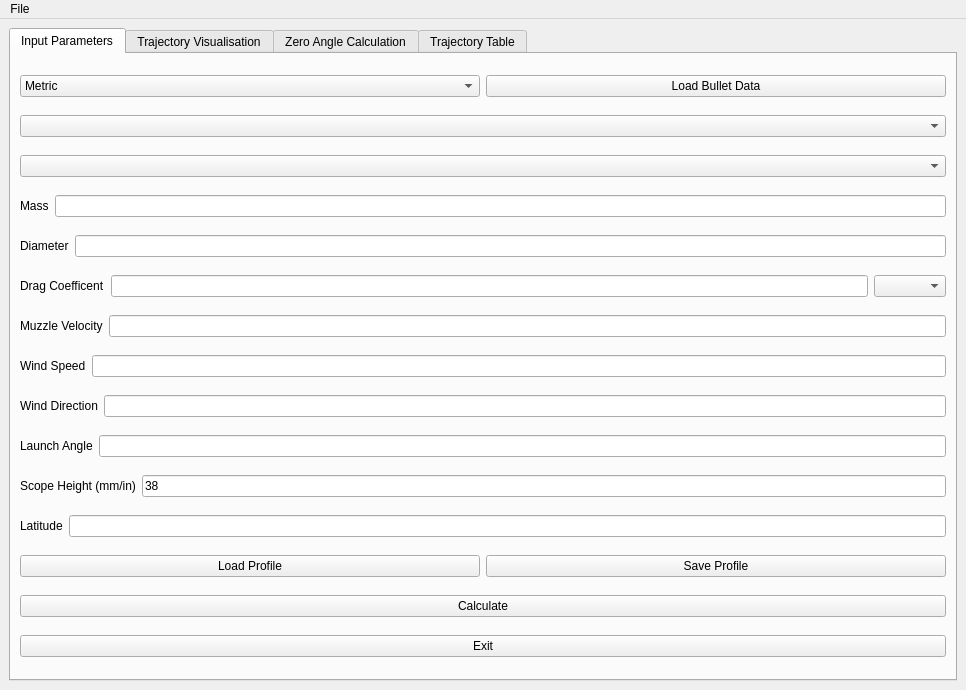
Before: the Qt Designer form mainwindow.ui in bogflap/BallisticCalculator, drawn with Qt 5.
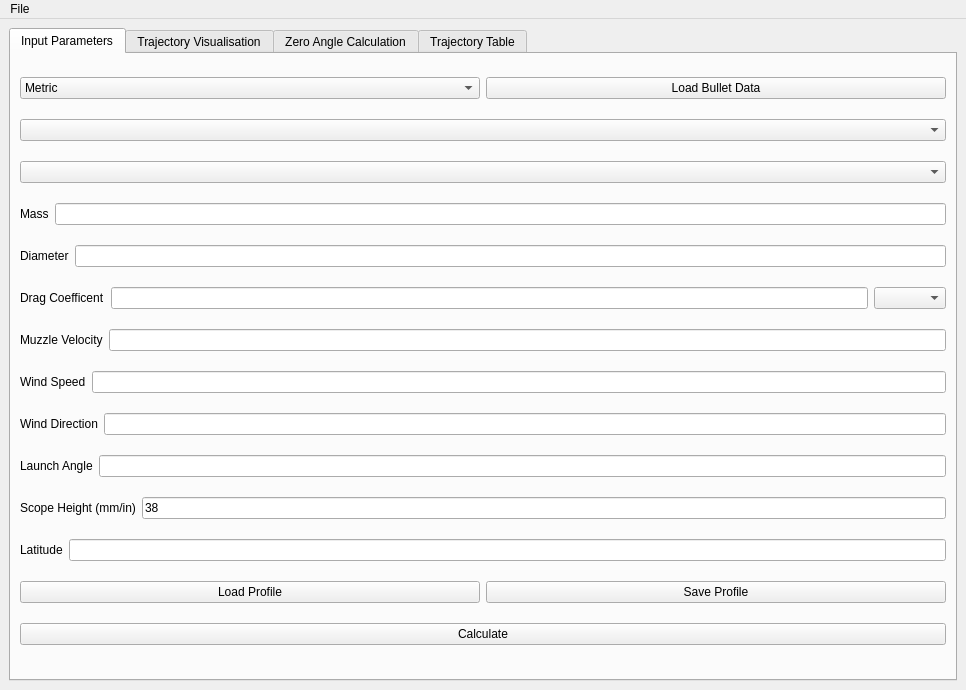
After: the same form once the commit is applied. Custom widgets are drawn as their Qt base class.

Commit message:
Removed the Exit button
To much like belt and braces

```diff
--- a/mainwindow.ui
+++ b/mainwindow.ui
@@ -214,13 +214,6 @@
           </property>
          </widget>
         </item>
-        <item>
-         <widget class="QPushButton" name="exitButton">
-          <property name="text">
-           <string>Exit</string>
-          </property>
-         </widget>
-        </item>
        </layout>
       </widget>
       <widget class="QWidget" name="trajectoryVisualisationTab">
```
The commit also changes 2 other files.
